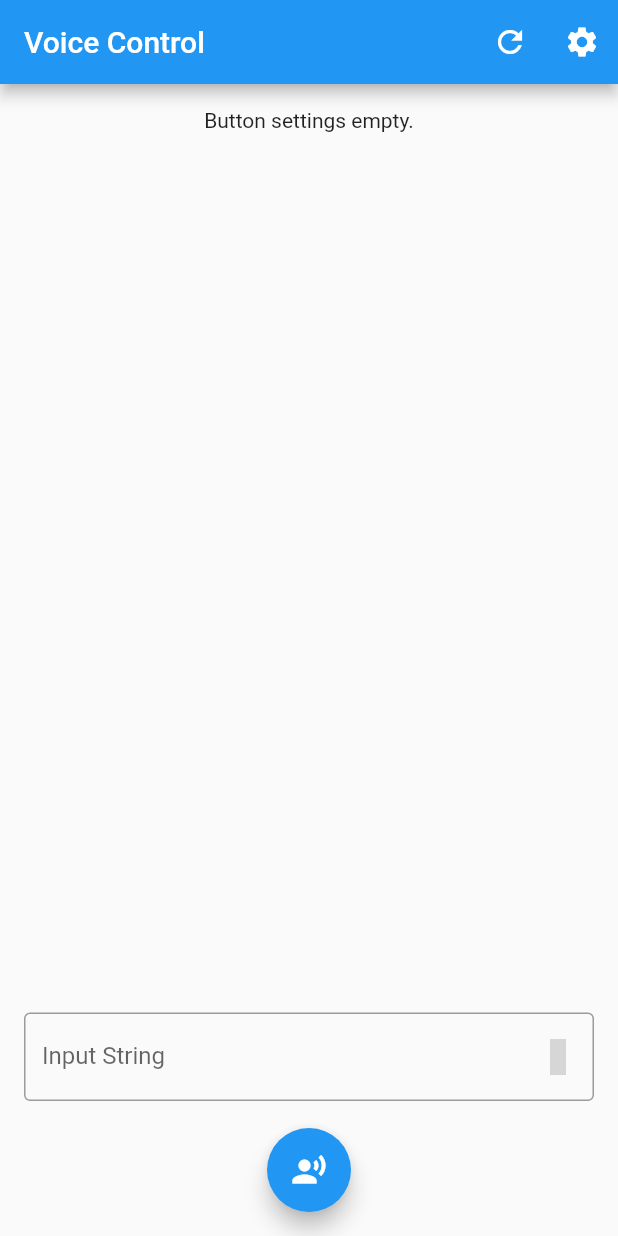
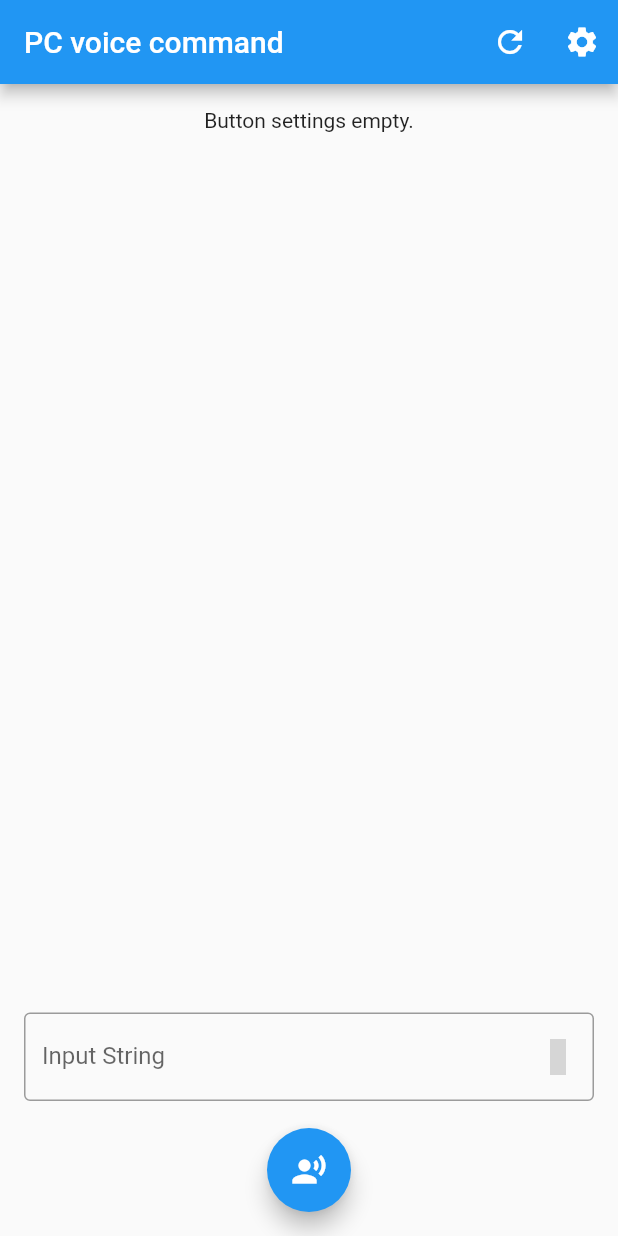
Before and after one commit to kanata3249/voice-control-app, a Flutter app: the screen it shows after launch, on a phone screen of 412 x 824 dp. Run offline on Flutter 3.47's test engine with Material 2 defaults, Android fonts, the phone set to English and light mode, and no system bars; our stand-ins replace battery, dio, material_design_icons_flutter, permission_handler, shared_preferences; missing offline and left inert: qrcode_reader, screen, speech_recognition; grey boxes are pictures that could not be loaded.

Commit message:
Change application name.

```diff
--- a/lib/l10n/intl_messages.arb
+++ b/lib/l10n/intl_messages.arb
@@ -69,7 +69,7 @@
     "type": "text",
     "placeholders": {}
   },
-  "applicationTitle": "Voice Control",
+  "applicationTitle": "PC voice command",
   "@applicationTitle": {
     "type": "text",
     "placeholders": {}
--- a/lib/l10n/messages_messages.dart
+++ b/lib/l10n/messages_messages.dart
@@ -24,7 +24,7 @@ class MessageLookup extends MessageLookupByLibrary {
 
   final messages = _notInlinedMessages(_notInlinedMessages);
   static _notInlinedMessages(_) => <String, Function> {
-    "applicationTitle" : MessageLookupByLibrary.simpleMessage("Voice Control"),
+    "applicationTitle" : MessageLookupByLibrary.simpleMessage("PC voice command"),
     "cancel" : MessageLookupByLibrary.simpleMessage("Cancel"),
     "clipboardEmpty" : MessageLookupByLibrary.simpleMessage("Clipboard is empty"),
     "defaultLocale" : MessageLookupByLibrary.simpleMessage("default"),
--- a/lib/main.dart
+++ b/lib/main.dart
@@ -21,11 +21,11 @@ class MyApp extends StatelessWidget {
   @override
   Widget build(BuildContext context) {
     return MaterialApp(
-      title: 'Voice Control',
+      title: 'PC voice command',
       theme: ThemeData(
         primarySwatch: Colors.blue,
       ),
-      home: MyHomePage(title: 'Voice Control'),
+      home: MyHomePage(title: 'PC voice command'),
       localizationsDelegates: [
         const _MyLocalizationsDelegate(),
         GlobalMaterialLocalizations.delegate,
--- a/lib/messages.dart
+++ b/lib/messages.dart
@@ -34,7 +34,7 @@ class Messages {
   String get emptyButtonSettings => Intl.message('Button settings empty.', name: "emptyButtonSettings");
   String get speechRecognitionLocale => Intl.message('Speech recognition locale:', name: "speechRecognitionLocale");
   String get preferencesTitle => Intl.message('Preferences', name: "preferencesTitle");
-  String get applicationTitle => Intl.message('Voice Control', name: "applicationTitle");
+  String get applicationTitle => Intl.message('PC voice command', name: "applicationTitle");
   String get hostUrl => Intl.message('Host URL', name: "hostUrl");
   String get defaultLocale => Intl.message('default', name: "defaultLocale");
 }
```
Also changed, not shown: 2 other files.
